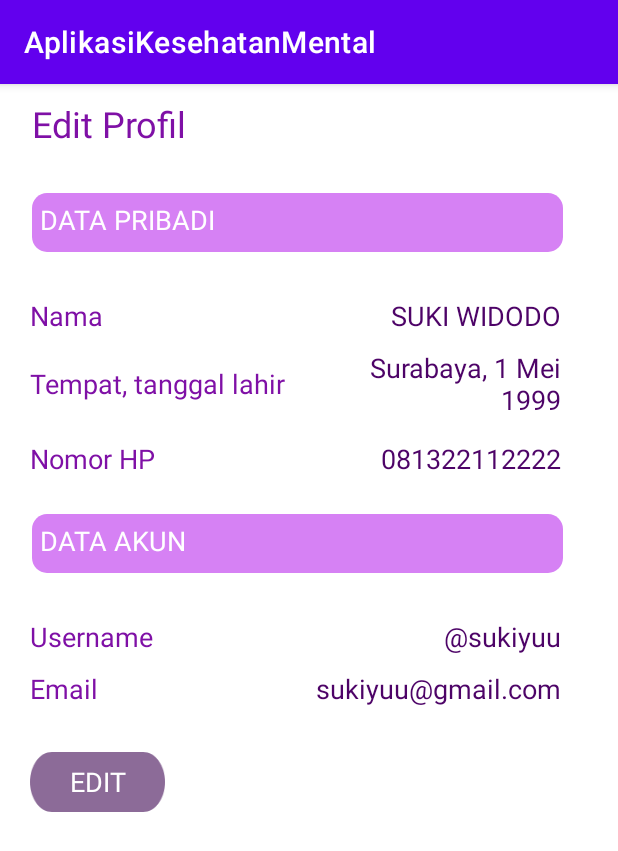
After one commit to gabrielgnr/Project-Aplikasi-Kesehatan, an Android app: the ProfileActivity screen opened directly, with no data from a screen before it, on a phone screen of 412 x 824 dp. The commit adds this screen. Shown: the top 851 px of the screen. Run offline under Robolectric (Android 15) with nearby library versions, the phone set to English and light mode, and no system bars.

Commit message:
Menambahkan halaman profil

```diff
--- a/app/src/main/AndroidManifest.xml
+++ b/app/src/main/AndroidManifest.xml
@@ -11,7 +11,8 @@
         android:roundIcon="@mipmap/ic_launcher_round"
         android:supportsRtl="true"
         android:theme="@style/Theme.AplikasiKesehatanMental">
-        <activity android:name=".HomeActivityPsikiater"></activity>
+        <activity android:name=".ProfileActivity"></activity>
+        <activity android:name=".HomeActivityPsikiater" />
         <activity android:name=".ForgetPasswdActivity" />
         <activity android:name=".HomeActivityPasien" />
         <activity android:name=".SignUpActivity" />
--- /dev/null
+++ b/app/src/main/java/com/vadia/aplikasikesehatanmental/ProfileActivity.kt
@@ -0,0 +1,11 @@
+package com.vadia.aplikasikesehatanmental
+
+import androidx.appcompat.app.AppCompatActivity
+import android.os.Bundle
+
+class ProfileActivity : AppCompatActivity() {
+    override fun onCreate(savedInstanceState: Bundle?) {
+        super.onCreate(savedInstanceState)
+        setContentView(R.layout.profile_activity)
+    }
+}
--- /dev/null
+++ b/app/src/main/res/drawable/title_rectangle.xml
@@ -0,0 +1,23 @@
+<?xml version="1.0" encoding="utf-8"?>
+<vector
+    xmlns:android="http://schemas.android.com/apk/res/android"
+    xmlns:aapt="http://schemas.android.com/aapt"
+    android:width="354dp"
+    android:height="39dp"
+    android:viewportWidth="354"
+    android:viewportHeight="39"
+    >
+
+    <group>
+
+        <clip-path
+            android:pathData="M10 0H344C349.523 0 354 4.47715 354 10V29C354 34.5228 349.523 39 344 39H10C4.47715 39 0 34.5228 0 29V10C0 4.47715 4.47715 0 10 0Z"
+            />
+
+        <path
+            android:pathData="M0 0V39H354V0"
+            android:fillColor="#D681F4"
+            />
+
+    </group>
+</vector>
--- /dev/null
+++ b/app/src/main/res/layout/profile_activity.xml
@@ -0,0 +1,215 @@
+<?xml version="1.0" encoding="utf-8"?>
+<androidx.constraintlayout.widget.ConstraintLayout xmlns:android="http://schemas.android.com/apk/res/android"
+    xmlns:app="http://schemas.android.com/apk/res-auto"
+    xmlns:tools="http://schemas.android.com/tools"
+    android:layout_width="match_parent"
+    android:layout_height="match_parent"
+    tools:context=".ProfileActivity">
+
+    <LinearLayout
+        android:layout_width="match_parent"
+        android:layout_height="match_parent"
+        android:orientation="vertical"
+        tools:layout_editor_absoluteX="0dp"
+        tools:layout_editor_absoluteY="0dp">
+
+        <TextView
+            android:id="@+id/edit_profil"
+            android:layout_width="282dp"
+            android:layout_height="wrap_content"
+            android:layout_alignParentLeft="true"
+            android:layout_alignParentTop="true"
+            android:layout_marginLeft="21dp"
+            android:layout_marginTop="10dp"
+            android:gravity="top"
+            android:text="@string/edit_profil"
+            android:textAppearance="@style/edit_profil" />
+
+        <TextView
+            android:id="@+id/data_pribadi"
+            android:layout_width="354dp"
+            android:layout_height="39dp"
+            android:layout_alignParentLeft="true"
+            android:layout_alignParentTop="true"
+            android:layout_marginLeft="21dp"
+            android:layout_marginTop="30dp"
+            android:background="@drawable/title_rectangle"
+            android:gravity="left|top"
+            android:padding="5dp"
+            android:text="@string/data_pribadi"
+            android:textAppearance="@style/profile_title" />
+
+
+        <LinearLayout
+            android:layout_width="354dp"
+            android:layout_marginLeft="20dp"
+            android:layout_marginTop="30dp"
+            android:layout_height="wrap_content"
+            android:gravity="center"
+            android:layout_gravity="center_vertical"
+            android:orientation="horizontal">
+
+            <TextView
+                android:id="@+id/name"
+                android:layout_width="wrap_content"
+                android:layout_height="wrap_content"
+                android:layout_weight="1"
+                android:gravity="left"
+                android:textAppearance="@style/identity"
+                android:text="Nama" />
+
+            <TextView
+                android:id="@+id/name_info"
+                android:layout_width="143dp"
+                android:layout_height="wrap_content"
+                android:layout_weight="1"
+                android:gravity="right"
+                android:text="SUKI WIDODO"
+                android:textAppearance="@style/name" />
+        </LinearLayout>
+
+        <LinearLayout
+            android:layout_width="354dp"
+            android:layout_height="wrap_content"
+            android:layout_gravity="center_vertical"
+            android:layout_marginLeft="20dp"
+            android:layout_marginTop="10dp"
+            android:gravity="center"
+            android:orientation="horizontal">
+
+            <TextView
+                android:id="@+id/birth_place_and_date"
+                android:layout_width="wrap_content"
+                android:layout_height="wrap_content"
+                android:layout_weight="1"
+                android:gravity="left"
+                android:text="Tempat, tanggal lahir"
+                android:textAppearance="@style/identity" />
+
+            <TextView
+                android:id="@+id/birth_place_and_date_info"
+                android:layout_width="143dp"
+                android:layout_height="wrap_content"
+                android:layout_weight="1"
+                android:gravity="right"
+                android:text="Surabaya, 1 Mei 1999"
+                android:textAppearance="@style/name" />
+        </LinearLayout>
+
+        <LinearLayout
+            android:layout_width="354dp"
+            android:layout_height="34dp"
+            android:layout_gravity="center_vertical"
+            android:layout_marginLeft="20dp"
+            android:layout_marginTop="10dp"
+            android:gravity="center"
+            android:orientation="horizontal">
+
+            <TextView
+                android:id="@+id/phone"
+                android:layout_width="wrap_content"
+                android:layout_height="wrap_content"
+                android:layout_weight="1"
+                android:gravity="left"
+                android:text="Nomor HP"
+                android:textAppearance="@style/identity" />
+
+            <TextView
+                android:id="@+id/phone_number"
+                android:layout_width="143dp"
+                android:layout_height="wrap_content"
+                android:layout_weight="1"
+                android:gravity="right"
+                android:text="081322112222"
+                android:textAppearance="@style/name" />
+        </LinearLayout>
+
+        <TextView
+            android:id="@+id/data_akun"
+            android:layout_width="354dp"
+            android:layout_height="39dp"
+            android:layout_alignParentLeft="true"
+            android:layout_alignParentTop="true"
+            android:layout_marginLeft="21dp"
+            android:layout_marginTop="20dp"
+            android:background="@drawable/title_rectangle"
+            android:padding="5dp"
+            android:text="@string/data_akun"
+            android:textAppearance="@style/profile_title" />
+
+        <LinearLayout
+            android:layout_width="354dp"
+            android:layout_marginLeft="20dp"
+            android:layout_marginTop="30dp"
+            android:layout_height="wrap_content"
+            android:gravity="center"
+            android:layout_gravity="center_vertical"
+            android:orientation="horizontal">
+
+            <TextView
+                android:id="@+id/username_title"
+                android:layout_width="wrap_content"
+                android:layout_height="wrap_content"
+                android:layout_weight="1"
+                android:gravity="left"
+                android:textAppearance="@style/identity"
+                android:text="Username" />
+
+            <TextView
+                android:id="@+id/username_info"
+                android:layout_width="143dp"
+                android:layout_height="wrap_content"
+                android:layout_weight="1"
+                android:gravity="right"
+                android:text="\@sukiyuu"
+                android:textAppearance="@style/name" />
+        </LinearLayout>
+
+        <LinearLayout
+            android:layout_width="354dp"
+            android:layout_height="wrap_content"
+            android:layout_gravity="center_vertical"
+            android:layout_marginLeft="20dp"
+            android:layout_marginTop="10dp"
+            android:gravity="center"
+            android:orientation="horizontal">
+
+            <TextView
+                android:id="@+id/email_title"
+                android:layout_width="wrap_content"
+                android:layout_height="wrap_content"
+                android:layout_weight="1"
+                android:gravity="left"
+                android:text="Email"
+                android:textAppearance="@style/identity" />
+
+            <TextView
+                android:id="@+id/email_info"
+                android:layout_width="143dp"
+                android:layout_height="wrap_content"
+                android:layout_weight="1"
+                android:gravity="right"
+                android:text="sukiyuu@gmail.com"
+                android:textAppearance="@style/name" />
+        </LinearLayout>
+
+        <TextView
+            android:id="@+id/edit_data"
+            android:layout_width="90dp"
+            android:layout_height="wrap_content"
+            android:layout_alignParentLeft="true"
+            android:layout_alignParentTop="true"
+            android:layout_gravity="left"
+            android:layout_marginLeft="20dp"
+            android:layout_marginTop="30dp"
+            android:background="@drawable/rounded_button"
+            android:gravity="center"
+            android:text="@string/edit"
+            android:textAppearance="@style/edit_data"
+            android:textSize="18sp" />
+
+
+    </LinearLayout>
+
+
+</androidx.constraintlayout.widget.ConstraintLayout>
--- a/app/src/main/res/values/strings.xml
+++ b/app/src/main/res/values/strings.xml
@@ -20,4 +20,8 @@ Remember Me
     <string name="lihat_konselor">LIHAT KONSELOR</string>
     <string name="daftar_konseling">DAFTAR KONSELING</string>
     <string name="upcoming_co">UPCOMING COUNSELING</string>
+    <string name="edit_profil">Edit Profil</string>
+    <string name="data_pribadi">DATA PRIBADI</string>
+    <string name="data_akun">DATA AKUN</string>
+    <string name="edit">EDIT</string>
 </resources>
--- a/app/src/main/res/values/style.xml
+++ b/app/src/main/res/values/style.xml
@@ -142,7 +142,7 @@
         </item>
 
     </style>
-    <style name="selamat_dat">
+    <style name="selamat_datang">
 
         <item name="android:textSize">
             18sp
--- a/app/src/main/res/values/styles.xml
+++ b/app/src/main/res/values/styles.xml
@@ -2,4 +2,48 @@
 <resources>
 
     <style name="username">18sp</style>
+
+        <style name="edit_profil">
+            <item name="android:textSize"> 24sp </item>
+            <item name="android:textColor"> #7F10A6 </item>
+        </style>
+
+    <style name="profile_title">
+        <item name="android:textSize">
+            18sp
+        </item>
+        <item name="android:textColor">
+            #FFFFFF
+        </item>
+    </style>
+    <style name="identity">
+
+        <item name="android:textSize">
+            18sp
+        </item>
+
+        <item name="android:textColor">
+            #7F10A6
+        </item>
+    </style>
+    <style name="name">
+        <item name="android:textSize">
+            18sp
+        </item>
+
+        <item name="android:textColor">
+            #4D0367
+        </item>
+    </style>
+
+    <style name="edit_data">
+            <item name="android:textSize">
+                18sp
+            </item>
+
+            <item name="android:textColor">
+                #FFFFFF
+            </item>
+    </style>
+
 </resources>
```
Also changed, not shown: app/src/main/res/drawable/circle.xml (added, +24 -0 lines), app/src/main/res/drawable/ic_fill_registration.xml (added, +24 -0 lines), app/src/main/res/drawable/people_icon.xml (added, +11 -0 lines), app/src/main/res/layout/activity_home_pasien.xml (+46 -44 lines).
